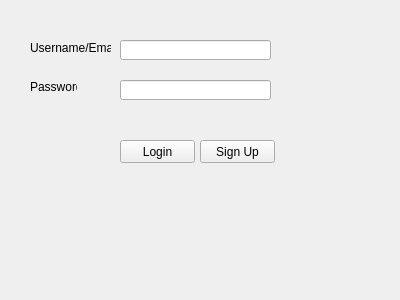
christianbyu/Python-simple-absent-apps-with-pyqt5, file login_baru.ui: the form before one commit.
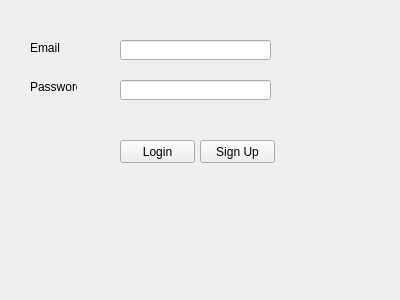
The form after the commit.

Commit message: Update UI and query insert to db

Diff of the .ui file:
```diff
--- a/login_baru.ui
+++ b/login_baru.ui
@@ -36,7 +36,7 @@
     </rect>
    </property>
    <property name="text">
-    <string>Username/Email</string>
+    <string>Email</string>
    </property>
   </widget>
   <widget class="QLabel" name="label_2">
```
The commit also changes 4 other files.
